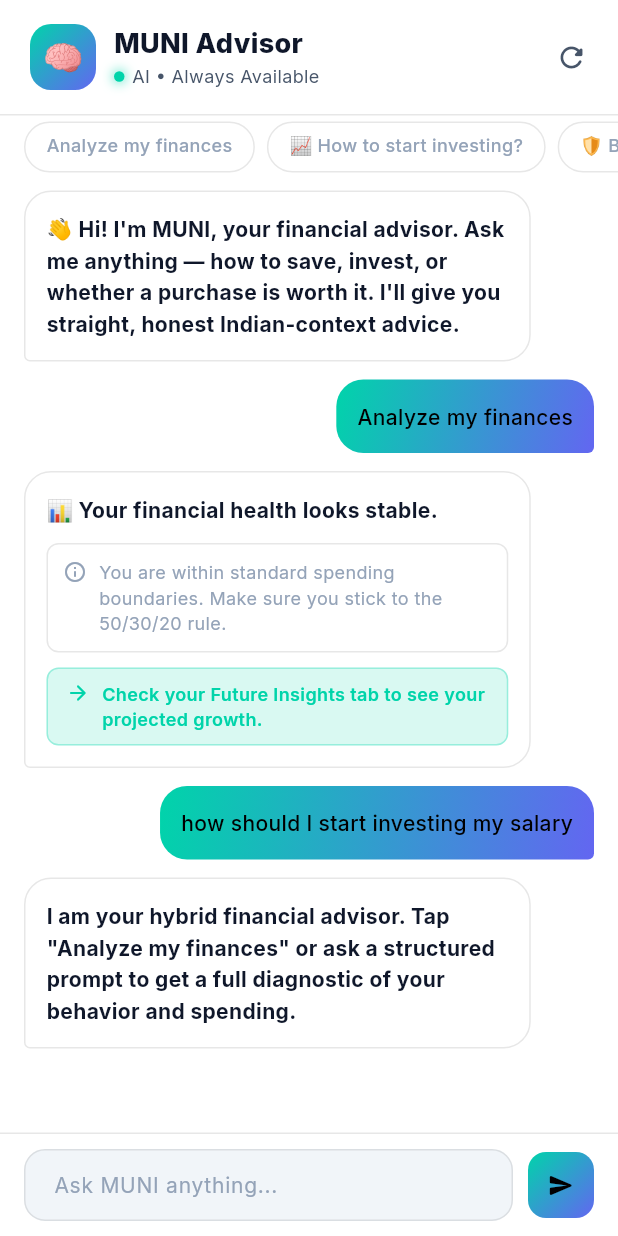
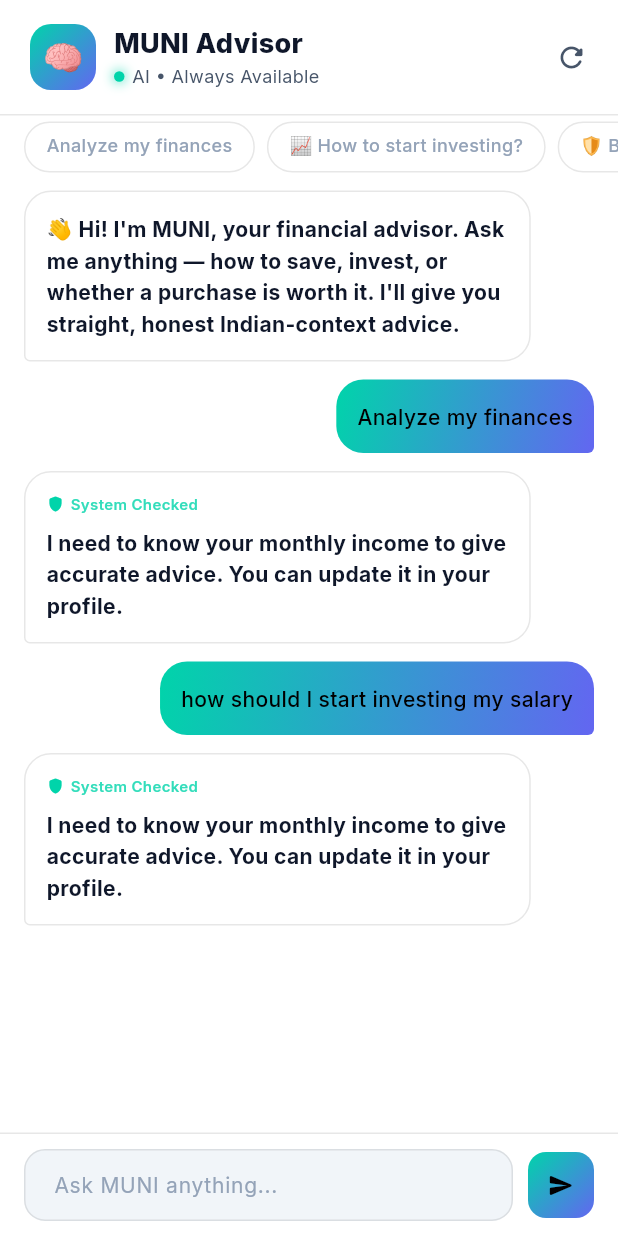
Before and after one commit to Abhishekshelar208/munim, a Flutter app: the AdvisorScreen screen opened directly, after a tap on "Analyze my finances", after a tap on "📈 How to start investing?", on a phone screen of 412 x 824 dp. Run offline on Flutter 3.47's test engine with Material 3 defaults, Android fonts, the light colour scheme and no system bars; our stand-ins replace animate_do, firebase_core, google_fonts, shared_preferences; accounts and stored records are empty.

Commit message:
feat: implement supervisor agent to evaluate and secure advisor ai outputs

```diff
--- a/lib/core/models/insight_model.dart
+++ b/lib/core/models/insight_model.dart
@@ -43,6 +43,9 @@ class AdvisorMessage {
   final AdvisorMessageType type;
   final String? reason;
   final String? actionSuggestion;
+  final AdviceSeverity severity;
+  final SupervisorStatus status;
+  final bool isVerified;
 
   const AdvisorMessage({
     required this.id,
@@ -52,7 +55,12 @@ class AdvisorMessage {
     this.type = AdvisorMessageType.text,
     this.reason,
     this.actionSuggestion,
+    this.severity = AdviceSeverity.low,
+    this.status = SupervisorStatus.valid,
+    this.isVerified = false,
   });
 }
 
+enum AdviceSeverity { low, medium, high }
+enum SupervisorStatus { valid, corrected, blocked }
 enum AdvisorMessageType { text, comparison, alert, tip }
--- /dev/null
+++ b/lib/core/services/supervisor_service.dart
@@ -0,0 +1,109 @@
+import 'dart:developer' as developer;
+import '../models/insight_model.dart';
+import '../models/transaction_model.dart';
+import '../models/behavior_prediction.dart';
+
+class SupervisorService {
+  SupervisorService._();
+  static final SupervisorService instance = SupervisorService._();
+
+  /// Validates and refines the output generated by the AdvisorService before it hits the UI.
+  AdvisorMessage validateAndRefineAdvice({
+    required AdvisorMessage rawAdvice,
+    required double monthlyIncome,
+    required TransactionModel? latestTransaction,
+  }) {
+    // Basic income checks
+    if (monthlyIncome <= 0) {
+      _logAction('Corrected due to missing/zero data context');
+      return AdvisorMessage(
+        id: rawAdvice.id,
+        content: 'I need to know your monthly income to give accurate advice. You can update it in your profile.',
+        isUser: rawAdvice.isUser,
+        timestamp: rawAdvice.timestamp,
+        type: AdvisorMessageType.text,
+        status: SupervisorStatus.corrected,
+        severity: AdviceSeverity.low,
+        isVerified: true,
+      );
+    }
+
+    if (latestTransaction != null) {
+      final tAmount = latestTransaction.amount;
+
+      // RULE 5: Extreme Values
+      // If a single transaction is insanely high compared to income (e.g. 10x)
+      if (tAmount > monthlyIncome * 10) {
+         _logAction('Blocked due to extreme impossible value');
+         return AdvisorMessage(
+          id: rawAdvice.id,
+          content: '❌ Financial logic locked.',
+          reason: 'This transaction amount seems impossibly high or erroneous compared to your income profile.',
+          actionSuggestion: 'Please delete or correct this transaction.',
+          isUser: rawAdvice.isUser,
+          timestamp: rawAdvice.timestamp,
+          type: AdvisorMessageType.alert,
+          severity: AdviceSeverity.high,
+          status: SupervisorStatus.blocked,
+          isVerified: true,
+         );
+      }
+
+      // RULE 1: High Expense Detection (Overrides normal advice)
+      if (tAmount > monthlyIncome * 0.45) {
+        _logAction('Escalated to HIGH severity due to large transaction expense ratio');
+        return AdvisorMessage(
+          id: rawAdvice.id,
+          content: '🔴 CRITICAL: Exceptional single expense detected.',
+          reason: 'This transaction wiped out over 45% of your total monthly income.',
+          actionSuggestion: 'Liquidate low-performing assets or pause SIPs if this causes a cash flow crisis.',
+          isUser: rawAdvice.isUser,
+          timestamp: rawAdvice.timestamp,
+          type: AdvisorMessageType.alert,
+          severity: AdviceSeverity.high,
+          status: SupervisorStatus.corrected,
+          isVerified: true,
+        );
+      }
+
+      // RULE 2: Advisor Consistency (Conflict Resolution)
+      // If ML says Good, but Advisor raw text generated an alert/warning
+      if (latestTransaction.behaviorPrediction?.label == BehaviorLabel.good &&
+          rawAdvice.type == AdvisorMessageType.alert) {
+
+        _logAction('Conflict resolved: ML predicted Good, Advisor warned.');
+        return AdvisorMessage(
+          id: rawAdvice.id,
+          content: 'This transaction triggered a structural warning, but aligns with your historical safe behavior.',
+          reason: rawAdvice.reason,
+          actionSuggestion: rawAdvice.actionSuggestion,
+          isUser: rawAdvice.isUser,
+          timestamp: rawAdvice.timestamp,
+          type: AdvisorMessageType.text,
+          severity: AdviceSeverity.medium,
+          status: SupervisorStatus.corrected,
+          isVerified: true,
+        );
+      }
+    }
+
+    // Default: Raw advice is logically safe and intact
+    _logAction('Cleared and Verified raw advice flow');
+    return AdvisorMessage(
+      id: rawAdvice.id,
+      content: rawAdvice.content,
+      reason: rawAdvice.reason,
+      actionSuggestion: rawAdvice.actionSuggestion,
+      isUser: rawAdvice.isUser,
+      timestamp: rawAdvice.timestamp,
+      type: rawAdvice.type,
+      severity: rawAdvice.severity,
+      status: SupervisorStatus.valid,
+      isVerified: true,
+    );
+  }
+
+  void _logAction(String reason) {
+     developer.log('[Supervisor] $reason', name: 'SupervisorAgent');
+  }
+}
--- a/lib/features/ai_advisor/screens/advisor_screen.dart
+++ b/lib/features/ai_advisor/screens/advisor_screen.dart
@@ -345,14 +345,37 @@ class _ChatBubble extends StatelessWidget {
           border: isUser
               ? null
               : Border.all(
-                  color: Theme.of(context).brightness == Brightness.dark
-                      ? AppColors.bgGlassBorder
-                      : AppColors.bgGlassBorderLight,
+                  color: message.severity == AdviceSeverity.high
+                      ? AppColors.danger.withOpacity(0.5)
+                      : message.severity == AdviceSeverity.medium
+                          ? AppColors.warning.withOpacity(0.5)
+                          : Theme.of(context).brightness == Brightness.dark
+                              ? AppColors.bgGlassBorder
+                              : AppColors.bgGlassBorderLight,
+                  width: message.severity == AdviceSeverity.low ? 1.0 : 1.5,
                 ),
         ),
         child: Column(
           crossAxisAlignment: CrossAxisAlignment.start,
           children: [
+            if (!isUser && message.isVerified) ...[
+              Row(
+                mainAxisSize: MainAxisSize.min,
+                children: [
+                  const Icon(Icons.shield_rounded, size: 12, color: AppColors.primaryGreen),
+                  const SizedBox(width: 4),
+                  Text(
+                    'System Checked',
+                    style: TextStyle(
+                      color: AppColors.primaryGreen.withOpacity(0.8),
+                      fontSize: 10,
+                      fontWeight: FontWeight.w600,
+                    ),
+                  ),
+                ],
+              ),
+              const SizedBox(height: 8),
+            ],
             Text(
               message.content,
               style: TextStyle(
--- a/lib/providers.dart
+++ b/lib/providers.dart
@@ -12,6 +12,7 @@ import '../core/services/advisor_service.dart';
 import '../core/localization/app_localizations.dart';
 import '../core/services/ml_service.dart';
 import '../core/services/security_service.dart';
+import '../core/services/supervisor_service.dart';
 
 // ─────────────────────────────────────────────────────────────────────────────
 // UserProvider
@@ -227,10 +228,10 @@ class AdvisorProvider extends ChangeNotifier {
 
     await Future.delayed(const Duration(milliseconds: 800));
 
-    AdvisorMessage response;
+    AdvisorMessage rawResponse;
     final lower = text.toLowerCase();
     if (lower.contains('analyze') || lower.contains('what should i do') || lower.contains('diagnostic')) {
-      response = AdvisorService.instance.analyzeState(
+      rawResponse = AdvisorService.instance.analyzeState(
         monthlyIncome: monthlyIncome,
         monthlyExpenses: monthlyExpenses,
         totalSavings: totalSavings,
@@ -238,10 +239,17 @@ class AdvisorProvider extends ChangeNotifier {
         latestTransaction: latestTransaction,
       );
     } else {
-      response = AdvisorService.instance.getFallbackResponse(text);
+      rawResponse = AdvisorService.instance.getFallbackResponse(text);
     }
 
-    _messages.add(response);
+    // Pass through Supervisor Agent to verify safety and consistency
+    final verifiedResponse = SupervisorService.instance.validateAndRefineAdvice(
+      rawAdvice: rawResponse,
+      monthlyIncome: monthlyIncome,
+      latestTransaction: latestTransaction,
+    );
+
+    _messages.add(verifiedResponse);
     _loading = false;
     notifyListeners();
   }
```
